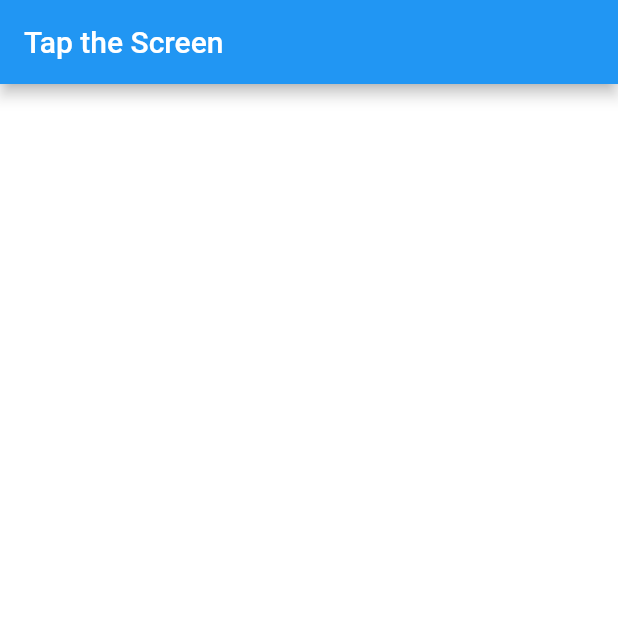
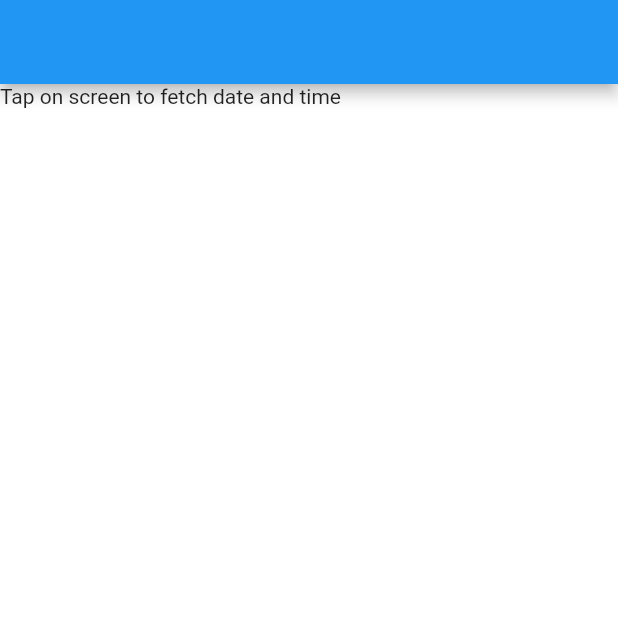
Before and after one commit to ItsMeTroi/Cahilog_InheritedWidget_Midterm, a Flutter app: the screen it shows after launch, on a phone screen of 412 x 824 dp, the top half of it. Run offline on Flutter 3.47's test engine with Material 2 defaults, Android fonts, the phone set to English and light mode, and no system bars.

Commit message:
Step 3
Step 3

```diff
--- a/statefulapp_course/lib/main.dart
+++ b/statefulapp_course/lib/main.dart
@@ -1,16 +1,44 @@
 import 'package:flutter/material.dart';
+import 'package:uuid/uuid.dart';
 
 void main() {
   runApp(
     MaterialApp(
-      title: 'Flutter Demo',
+      title: 'Stateful App',
       theme: ThemeData(
         primarySwatch: Colors.blue,
       ),
       debugShowCheckedModeBanner: false,
-      home: const HomePage(),
+      home: ApiProvider(
+        api: Api(),
+        child: const HomePage(),
+      ),
     ),
   );
+}
+
+class ApiProvider extends InheritedWidget {
+  final Api api;
+  final String uuid;
+
+  ApiProvider({
+    Key? key,
+    required this.api,
+    required Widget child,
+  })  : uuid = const Uuid().v4(),
+        super(
+          key: key,
+          child: child,
+        );
+
+  @override
+  bool updateShouldNotify(covariant ApiProvider oldWidget) {
+    return uuid != oldWidget.uuid;
+  }
+
+  static ApiProvider of(BuildContext context) {
+    return context.dependOnInheritedWidgetOfExactType<ApiProvider>()!;
+  }
 }
 
 class HomePage extends StatefulWidget {
@@ -21,25 +49,55 @@ class HomePage extends StatefulWidget {
 }
 
 class _HomePageState extends State<HomePage> {
-
-  String title = 'Tap the Screen';
+  ValueKey _textKey = const ValueKey<String?>(null);
 
   @override
   Widget build(BuildContext context) {
     return Scaffold(
       appBar: AppBar(
-       title: Text(title),
+        title: Text(ApiProvider.of(context).api.dateAndTime ?? ''),
       ),
       body: GestureDetector(
-       onTap: (){
+        onTap: () async {
+          final api = ApiProvider.of(context).api;
+          final dateAndTime = await api.getDateAndTime();
           setState(() {
-           title = DateTime.now().toIso8601String();
+            _textKey = ValueKey(dateAndTime);
           });
         },
+        child: SizedBox.expand(
           child: Container(
             color: Colors.white,
+            child: DateTimWidget(key: _textKey),
+          ),
         ),
       ),
     );
   }
 }
+
+class DateTimWidget extends StatelessWidget {
+  const DateTimWidget({super.key});
+
+  @override
+  Widget build(BuildContext context) {
+    final api = ApiProvider.of(context).api;
+    return Text(
+      api.dateAndTime ?? 'Tap on screen to fetch date and time',
+    );
+  }
+}
+
+class Api {
+  String? dateAndTime;
+
+  Future<String> getDateAndTime() {
+    return Future.delayed(
+      const Duration(seconds: 1),
+      () => DateTime.now().toIso8601String(),
+    ).then((value) {
+      dateAndTime = value;
+      return value;
+    });
+  }
+}
--- a/statefulapp_course/pubspec.yaml
+++ b/statefulapp_course/pubspec.yaml
@@ -35,6 +35,7 @@ dependencies:
   # The following adds the Cupertino Icons font to your application.
   # Use with the CupertinoIcons class for iOS style icons.
   cupertino_icons: ^1.0.2
+  uuid: ^3.0.7
 
 dev_dependencies:
   flutter_test:
```
Also changed, not shown: statefulapp_course/pubspec.lock. Lines whose indentation alone changed are shown as unchanged.
